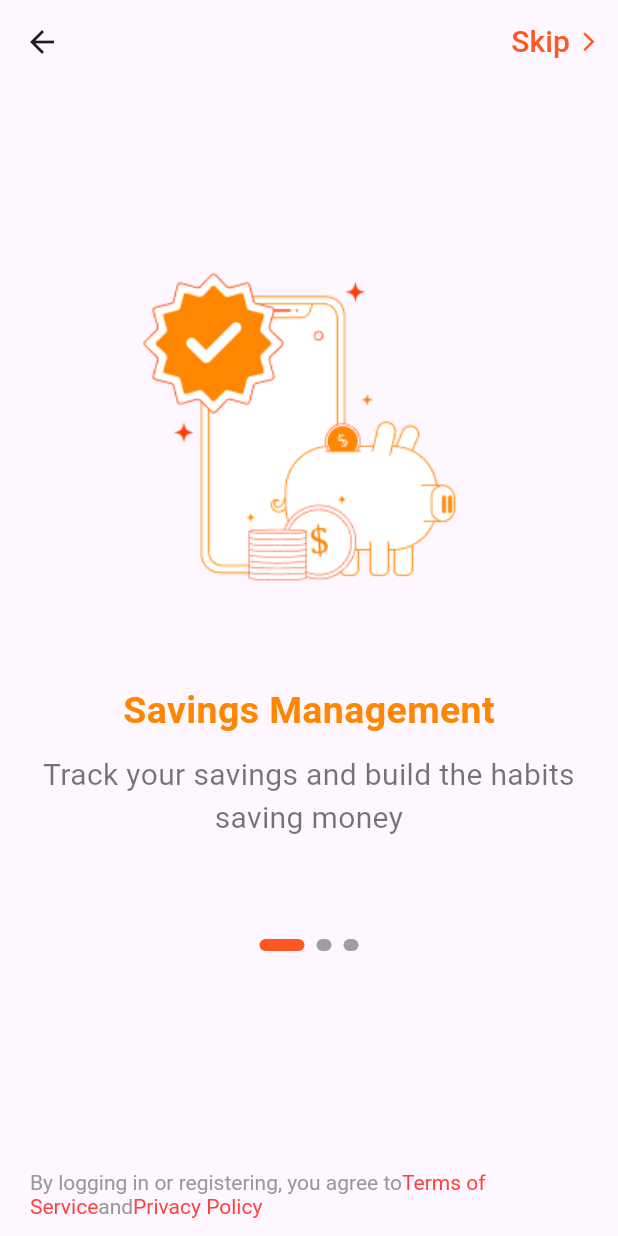
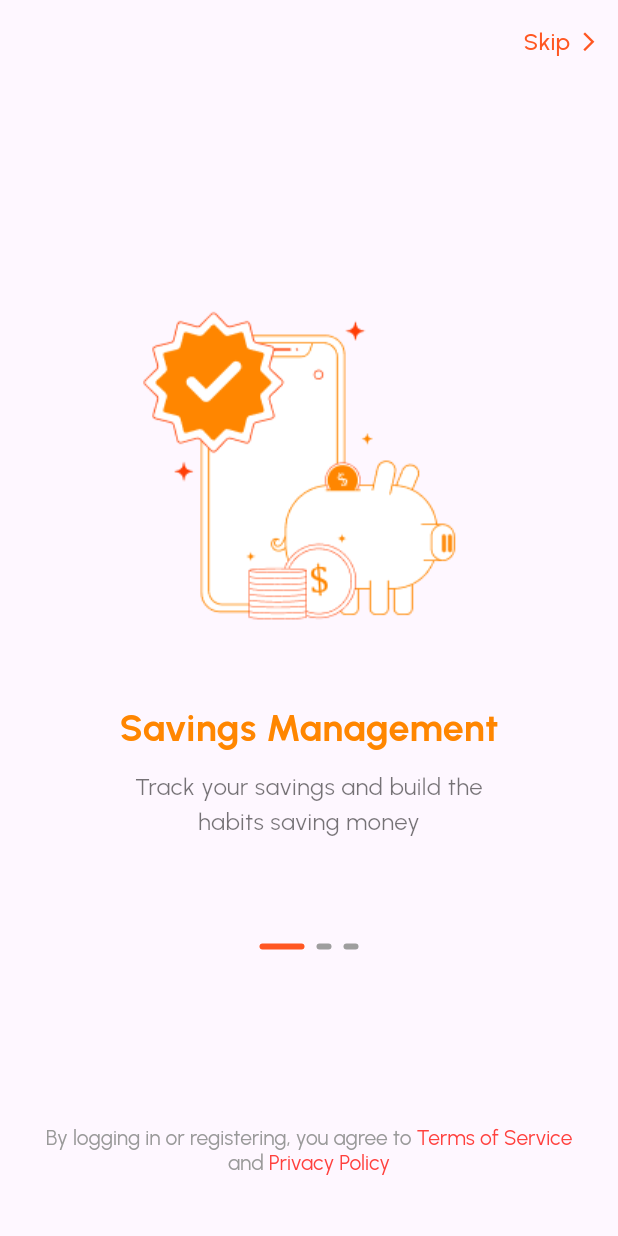
Before and after one commit to tomilayo2/fineace, a Flutter app: the screen it shows after launch, on a phone screen of 412 x 824 dp. Run offline on Flutter 3.47's test engine with Material 3 defaults, Android fonts, the phone set to English and light mode, and no system bars; drawn by our look-alikes of smooth_page_indicator; our stand-ins replace google_fonts.

Commit message:
little adjustment

```diff
--- /dev/null
+++ b/lib/constants/app_color.dart
@@ -0,0 +1,8 @@
+
+import 'dart:ui';
+
+class AppColor {
+  AppColor._();
+
+  static const Color appPrimaryColor = Color(0xFFFF450D);
+}
--- /dev/null
+++ b/lib/features/onboarding_section/onboarding_page_item.dart
@@ -0,0 +1,103 @@
+import 'package:flutter/material.dart';
+import 'package:google_fonts/google_fonts.dart';
+
+class OnboardingPageItem extends StatelessWidget {
+  const OnboardingPageItem({
+    super.key,
+    required this.image,
+    required this.title,
+    required this.subtitle,
+  });
+
+  final String image;
+  final String title;
+  final String subtitle;
+
+  @override
+  Widget build(BuildContext context) {
+    return Center(
+      child: Column(
+        mainAxisAlignment: MainAxisAlignment.spaceAround,
+        children: [
+          Expanded(
+            child: Center(
+              child: Container(
+                padding: const EdgeInsets.only(bottom: 50.0),
+                child: Column(
+                  mainAxisAlignment: MainAxisAlignment.center,
+                  children: [
+                    Image.asset(image),
+                    const SizedBox(height: 30,),
+                    Text(
+                      title,
+                      style: GoogleFonts.urbanist(
+                          fontSize: 25,
+                          color: const Color(0xFFFF8600),
+                          fontWeight: FontWeight.bold
+                      ),
+                    ),
+                    const SizedBox(height: 10,),
+                    Text(
+                      subtitle,
+                      style: GoogleFonts.urbanist(
+                          fontSize: 16,
+                          color: Colors.black54
+                      ),
+                      textAlign: TextAlign.center,
+                    ),
+                  ],
+                ),
+              ),
+            ),
+          ),
+
+          Container(
+            padding: const EdgeInsets.only(left: 20.0, right: 20.0, bottom: 40.0),
+            child: RichText(
+              textAlign: TextAlign.center,
+              text: TextSpan(
+                  style: GoogleFonts.urbanist(
+                    fontSize: 14,
+                  ),
+                  children: [
+                    buildTextSpan(
+                      text: "By logging in or registering, you agree to",
+                      color: const Color(0xFF999999)
+                    ),
+                    TextSpan(
+                        text: " Terms of Service",
+                        style: GoogleFonts.urbanist(
+                            color: const Color(0xFFFF403D)
+                        )
+                    ),
+                    TextSpan(
+                        text: " and",
+                        style: GoogleFonts.urbanist(
+                            color: const Color(0xFF999999)
+                        )
+                    ),
+                    TextSpan(
+                        text: " Privacy Policy",
+                        style: GoogleFonts.urbanist(
+                            color: const Color(0xFFFF403D)
+                        )
+                    ),
+                  ]
+              ),
+            ),
+          )
+
+        ],
+      ),
+    );
+  }
+
+  TextSpan buildTextSpan({required String text, Color? color}) {
+    return TextSpan(
+                      text: text,
+                      style: GoogleFonts.urbanist(
+                          color: color
+                      )
+                  );
+  }
+}
--- a/lib/features/onboarding_session/onboarding_screen.dart
+++ b/lib/features/onboarding_section/onboarding_screen.dart
@@ -1,21 +1,30 @@
-import 'package:fineace/features/onboarding_session/onboarding_screen_one.dart';
+import 'package:fineace/features/onboarding_section/onboarding_page_item.dart';
 import 'package:flutter/material.dart';
+import 'package:google_fonts/google_fonts.dart';
 import 'package:smooth_page_indicator/smooth_page_indicator.dart';
 
 class OnboardingScreen extends StatefulWidget {
-   OnboardingScreen({super.key});
+   const OnboardingScreen({super.key});
 
   @override
   State<OnboardingScreen> createState() => _OnboardingScreenState();
 }
 
 class _OnboardingScreenState extends State<OnboardingScreen> {
-  //final _controller = PageController();
   PageController pageController = PageController();
+  int _currentPage = 0;
+
+  @override
+  void dispose() {
+    pageController.dispose();
+    super.dispose();
+  }
+
   @override
   Widget build(BuildContext context) {
     return Scaffold(
       appBar: AppBar(
+        automaticallyImplyLeading: _currentPage > 0,
           actions: [
             SafeArea(
               child: TextButton(
@@ -24,12 +33,12 @@ class _OnboardingScreenState extends State<OnboardingScreen> {
                     children: [
                       Text(
                           "Skip",
-                        style: TextStyle(
+                        style: GoogleFonts.urbanist(
                           color: Colors.deepOrange.shade500,
-                          fontSize: 20
+                          fontSize: 16
                         ),
                       ),
-                      SizedBox(width: 5,),
+                      const SizedBox(width: 5,),
                       Icon(
                         Icons.arrow_forward_ios,
                         color: Colors.deepOrange.shade500,
@@ -46,18 +55,24 @@ class _OnboardingScreenState extends State<OnboardingScreen> {
         children: [
           PageView(
             controller: pageController,
+            onPageChanged: (index) {
+              setState(() {
+                _currentPage = index;
+                print('Current page: $_currentPage');
+              });
+            },
             children: [
-              OnboardingScreenOne(
+              OnboardingPageItem(
                 image: 'assets/images/image_one.png',
                 title: 'Savings Management',
-                subtitle: 'Track your savings and build the habits saving money',
+                subtitle: 'Track your savings and build the \nhabits saving money',
               ),
-              OnboardingScreenOne(
+              OnboardingPageItem(
                 image: 'assets/images/image_two.png',
                 title: 'Make Payment Easier',
                 subtitle: 'Find new opportunities to make your life better',
               ),
-              OnboardingScreenOne(
+              OnboardingPageItem(
                 image: 'assets/images/image_three.png',
                 title: 'Grow Up Your Money',
                 subtitle: 'Make Investment choice to grow your money',
@@ -65,14 +80,14 @@ class _OnboardingScreenState extends State<OnboardingScreen> {
             ],
           ),
           Container(
-            alignment: Alignment(0, 0.5),
+            alignment: const Alignment(0, 0.5),
             child: SmoothPageIndicator(
                 controller: pageController,
                 count: 3,
               effect: ExpandingDotsEffect(
                 activeDotColor: Colors.deepOrange.shade500,
                 dotColor: Colors.grey,
-                dotHeight: 8,
+                dotHeight: 4,
                 dotWidth: 10,
                 spacing: 8,
               ),
--- a/lib/features/onboarding_session/splash_screen.dart
+++ b/lib/features/onboarding_section/splash_screen.dart
@@ -1,5 +1,7 @@
-import 'package:fineace/features/onboarding_session/onboarding_screen.dart';
+import 'package:fineace/constants/app_color.dart';
+import 'package:fineace/features/onboarding_section/onboarding_screen.dart';
 import 'package:flutter/material.dart';
+import 'package:google_fonts/google_fonts.dart';
 
 class SplashScreen extends StatefulWidget {
   const SplashScreen({super.key});
@@ -11,21 +13,23 @@ class SplashScreen extends StatefulWidget {
 class _SplashScreenState extends State<SplashScreen> {
   @override
   void initState() {
-        Future.delayed(Duration(seconds: 3),(){
+        Future.delayed(const Duration(seconds: 3),(){
           Navigator.push(
               context,
-            MaterialPageRoute(builder: (context) => OnboardingScreen())
+            MaterialPageRoute(builder: (context) => const OnboardingScreen())
           );
         });
     super.initState();
   }
+
+  @override
   Widget build(BuildContext context) {
     return Scaffold(
-      backgroundColor: Color(0xFFFF450D),
+      backgroundColor: AppColor.appPrimaryColor,
       body: Center(
         child: Text(
             "Fineace",
-          style: TextStyle(
+          style: GoogleFonts.urbanist(
             fontSize: 40,
             fontWeight: FontWeight.bold,
             color: Colors.white
--- a/lib/features/onboarding_session/onboarding_screen_one.dart
+++ /dev/null
@@ -1,95 +0,0 @@
-import 'package:flutter/material.dart';
-
-class OnboardingScreenOne extends StatelessWidget {
-  const OnboardingScreenOne({
-    super.key,
-    required this.image,
-    required this.title,
-    required this.subtitle,
-  });
-
-  final String image;
-  final String title;
-  final String subtitle;
-
-  @override
-  Widget build(BuildContext context) {
-    return Center(
-      child: Column(
-        children: [
-          SizedBox(height: 80,),
-          Container(
-            height: 250,
-            margin: EdgeInsets.symmetric(vertical: 30),
-            child: Image.asset(image),
-          ),
-          SizedBox(height: 10,),
-          Text(
-            title,
-            style: TextStyle(
-                fontSize: 25,
-                color: Color(0xFFFF8600),
-                fontWeight: FontWeight.bold
-            ),
-          ),
-          SizedBox(height: 10,),
-          Text(
-            subtitle,
-            style: TextStyle(
-                fontSize: 20,
-                color: Colors.black54
-            ),
-            textAlign: TextAlign.center,
-          ),
-          // Text(
-          //   subtitle,
-          //   style: TextStyle(
-          //       fontSize: 16,
-          //       color: Colors.black54
-          //   ),
-          // ),
-          SizedBox(height: 200,),
-          Padding(
-            padding: const EdgeInsets.all(20.0),
-            child: RichText(
-              text: TextSpan(
-                  style: TextStyle(
-                    fontSize: 14,
-                  ),
-                  children: [
-                    TextSpan(
-                        text: "By logging in or registering, you agree to",
-                        style: TextStyle(
-                            color: Color(0xFF999999)
-                        )
-                    ),
-                    TextSpan(
-                        text: "Terms of Service",
-                        style: TextStyle(
-                            color: Color(0xFFFF403D)
-                        )
-                    ),
-                    TextSpan(
-                        text: "and",
-                        style: TextStyle(
-                            color: Color(0xFF999999)
-                        )
-                    ),
-                    TextSpan(
-                        text: "Privacy Policy",
-                        style: TextStyle(
-                            color: Color(0xFFFF403D)
-                        )
-                    ),
-
-
-                  ]
-              ),
-            ),
-          )
-
-        ],
-      ),
-    );
-  }
-}
--- a/lib/main.dart
+++ b/lib/main.dart
@@ -1,4 +1,4 @@
-import 'package:fineace/features/onboarding_session/splash_screen.dart';
+import 'package:fineace/features/onboarding_section/splash_screen.dart';
 import 'package:flutter/material.dart';
 
 void main() {
@@ -18,7 +18,7 @@ class MyApp extends StatelessWidget {
         colorScheme: ColorScheme.fromSeed(seedColor: Colors.deepPurple),
         useMaterial3: true,
       ),
-      home: SplashScreen(),
+      home: const SplashScreen(),
     );
   }
 }
--- a/pubspec.yaml
+++ b/pubspec.yaml
@@ -35,6 +35,7 @@ dependencies:
   # The following adds the Cupertino Icons font to your application.
   # Use with the CupertinoIcons class for iOS style icons.
   cupertino_icons: ^1.0.2
+  google_fonts: ^5.1.0
   smooth_page_indicator:
 
 dev_dependencies:
```
Also changed, not shown: pubspec.lock, 3 other files.
